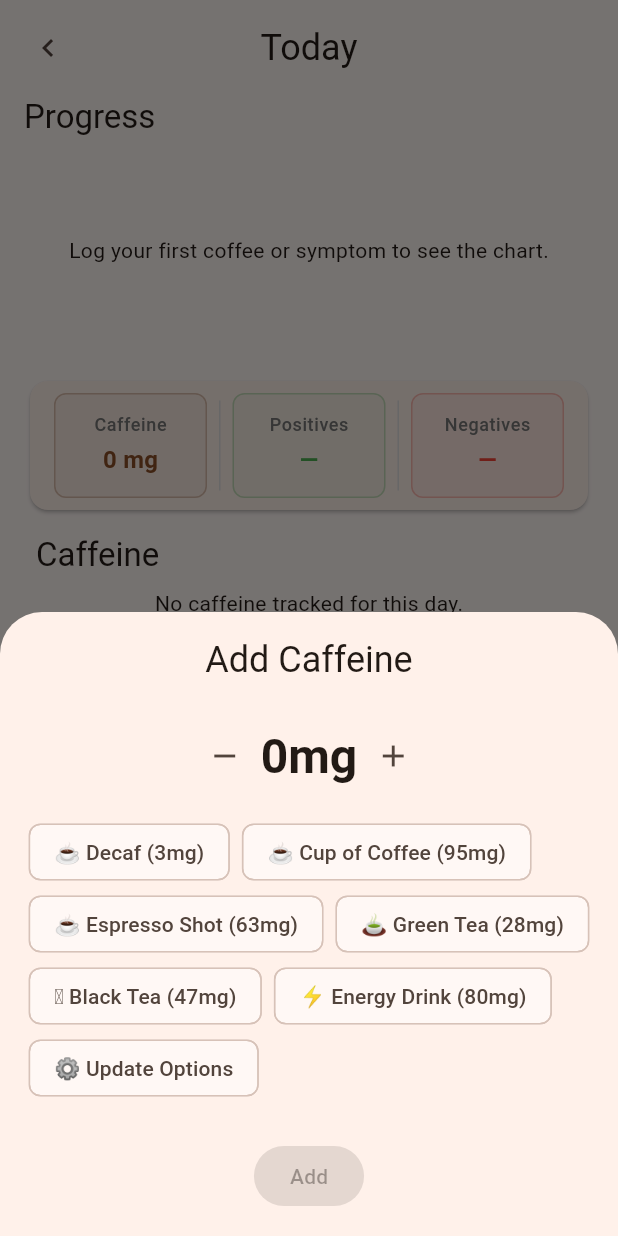
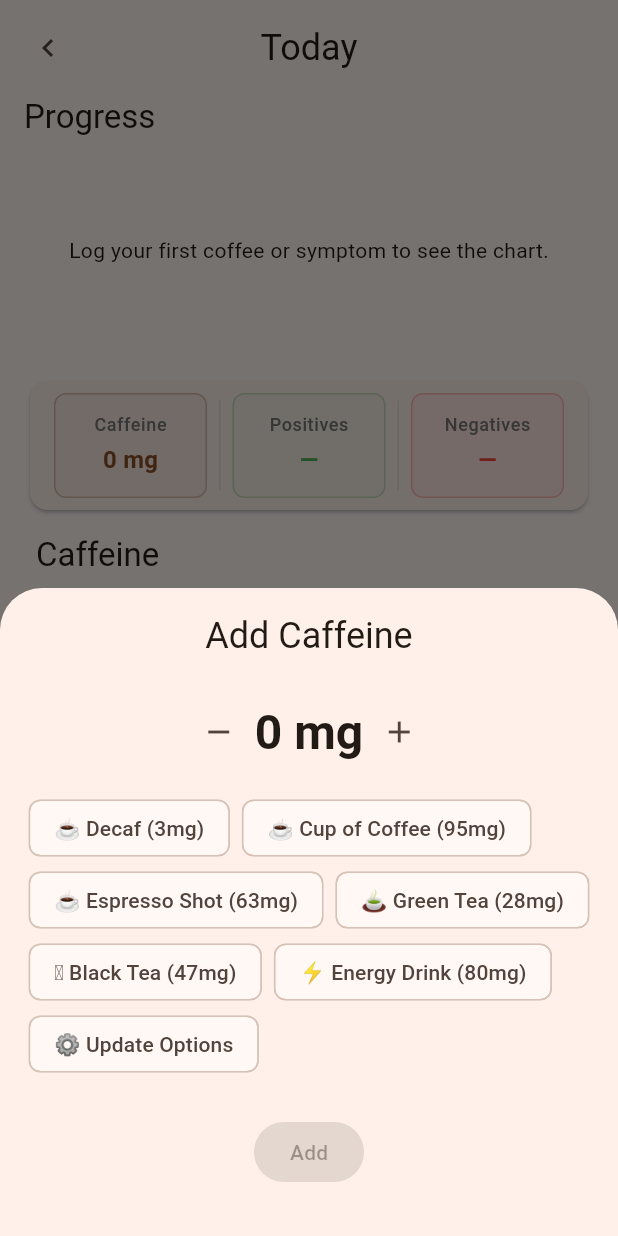
Before and after one commit to drg101/decaf, a Flutter app: the screen it shows after launch, after a tap on the "add" icon, on a phone screen of 412 x 824 dp. Run offline on Flutter 3.47's test engine with Material 3 defaults, Android fonts, the phone set to English and light mode, and no system bars; our stand-ins replace fl_chart, flutter_riverpod, in_app_review, sembast.

Commit message:
modal overflow issue fix

```diff
--- a/lib/widgets/add_caffeine_modal.dart
+++ b/lib/widgets/add_caffeine_modal.dart
@@ -21,9 +21,10 @@ class _AddCaffeineModalState extends ConsumerState<AddCaffeineModal> {
     final caffeineOptions = ref.watch(caffeineOptionsProvider);
 
     return Padding(
-      padding: const EdgeInsets.all(16.0),
+      padding: const EdgeInsets.symmetric(horizontal: 10.0, vertical: 16.0),
       child: Column(
         mainAxisSize: MainAxisSize.min,
+        mainAxisAlignment: MainAxisAlignment.center,
         children: [
           Text(
             'Add Caffeine',
@@ -45,7 +46,7 @@ class _AddCaffeineModalState extends ConsumerState<AddCaffeineModal> {
                 },
               ),
               Text(
-                '${_caffeineAmount.toStringAsFixed(0)}mg',
+                '${_caffeineAmount.toStringAsFixed(0)} mg',
                 style: Theme.of(context).textTheme.headlineLarge?.copyWith(
                   fontWeight: FontWeight.bold,
                 ),
@@ -61,7 +62,8 @@ class _AddCaffeineModalState extends ConsumerState<AddCaffeineModal> {
             ],
           ),
           const SizedBox(height: 16),
-          Wrap(
+          Flexible(
+            child: Wrap(
               spacing: 8.0,
               children: [
                 ...caffeineOptions.when(
@@ -101,8 +103,11 @@ class _AddCaffeineModalState extends ConsumerState<AddCaffeineModal> {
                 ),
               ],
             ),
+          ),
           const SizedBox(height: 24),
-          ElevatedButton(
+          Padding(
+            padding: const EdgeInsets.only(bottom: 16.0),
+            child: ElevatedButton(
               onPressed:
                   _caffeineAmount > 0
                       ? () {
@@ -129,6 +134,7 @@ class _AddCaffeineModalState extends ConsumerState<AddCaffeineModal> {
                       : null,
               child: const Text('Add'),
             ),
+          ),
         ],
       ),
     );
```
Lines whose indentation alone changed are shown as unchanged.
